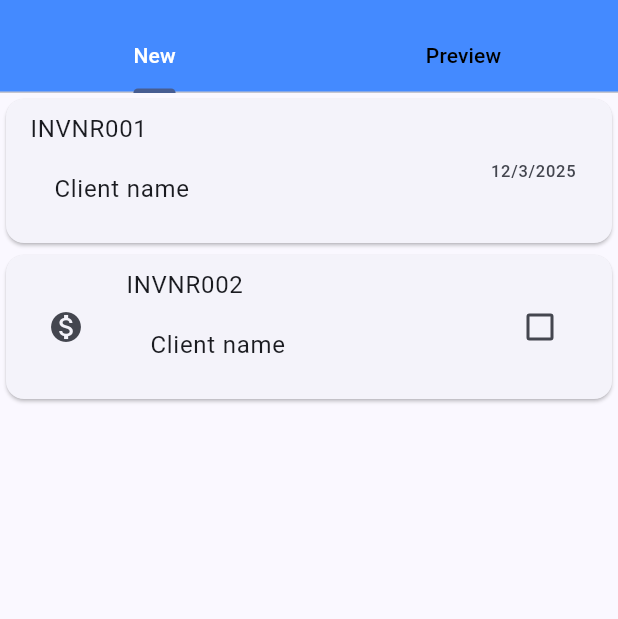
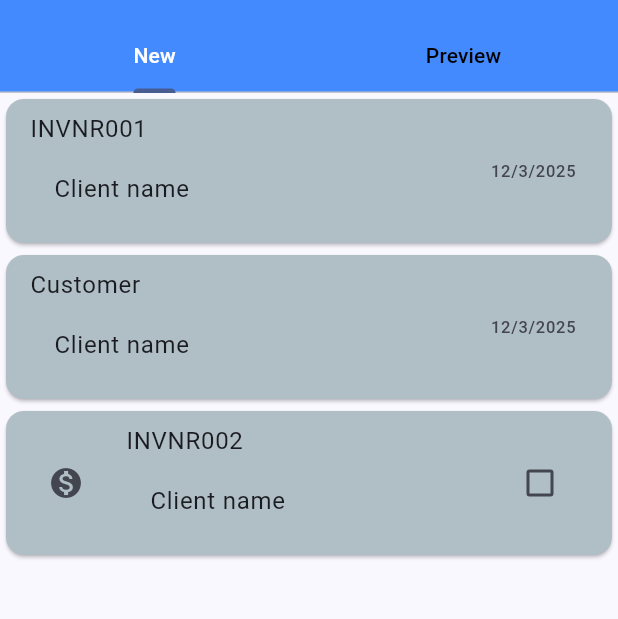
Before and after one commit to TJaskowski/InvoiceMobileApp, a Flutter app: the AddInvoice screen opened by its route, on a phone screen of 412 x 824 dp, the part 63-682 px from its top. Run offline on Flutter 3.47's test engine with Material 3 defaults, Android fonts, the phone set to English and light mode, and no system bars.

```diff
--- a/lib/widgets/new_invoice.dart
+++ b/lib/widgets/new_invoice.dart
@@ -1,4 +1,4 @@
-// ignore_for_file: prefer_const_literals_to_create_immutables, prefer_const_constructors
+// ignore_for_file: prefer_const_literals_to_create_immutables, prefer_const_constructors, avoid_print
 
 import 'package:flutter/material.dart';
 
@@ -10,6 +10,7 @@ class NewInvoice extends StatelessWidget {
     return ListView(
       children: [
         Card(
+          color: Colors.blueGrey[200],
           child: ListTile(
             title: Text('INVNR001'),
             subtitle: ListTile(
@@ -25,6 +26,23 @@ class NewInvoice extends StatelessWidget {
           ),
         ),
         Card(
+          color: Colors.blueGrey[200],
+          child: ListTile(
+            title: Text('Customer'),
+            subtitle: ListTile(
+              title: Text('Client name'),
+              onTap: () {
+                print('Client name clicked');
+              },
+            ),
+            trailing: Text("${DateTime.now().day}/${DateTime.now().month}/${DateTime.now().year}"),
+            onTap: () {
+              print('Whole tile clicked');
+            },
+          ),
+        ),
+        Card(
+          color: Colors.blueGrey[200],
           child: ListTile(
             leading: IconButton(
               icon: Icon(Icons.monetization_on),
--- a/pubspec.yaml
+++ b/pubspec.yaml
@@ -35,6 +35,8 @@ dependencies:
   # The following adds the Cupertino Icons font to your application.
   # Use with the CupertinoIcons class for iOS style icons.
   cupertino_icons: ^1.0.8
+  flutter_riverpod: ^2.6.1
+  riverpod_annotation: ^2.6.1
 
 dev_dependencies:
   flutter_test:
@@ -46,6 +48,10 @@ dev_dependencies:
   # package. See that file for information about deactivating specific lint
   # rules and activating additional ones.
   flutter_lints: ^4.0.0
+  riverpod_generator: ^2.6.3
+  build_runner: ^2.4.13
+  custom_lint: ^0.7.0
+  riverpod_lint: ^2.6.3
 
 # For information on the generic Dart part of this file, see the
 # following page: https://dart.dev/tools/pub/pubspec
```
Also changed, not shown: pubspec.lock.
